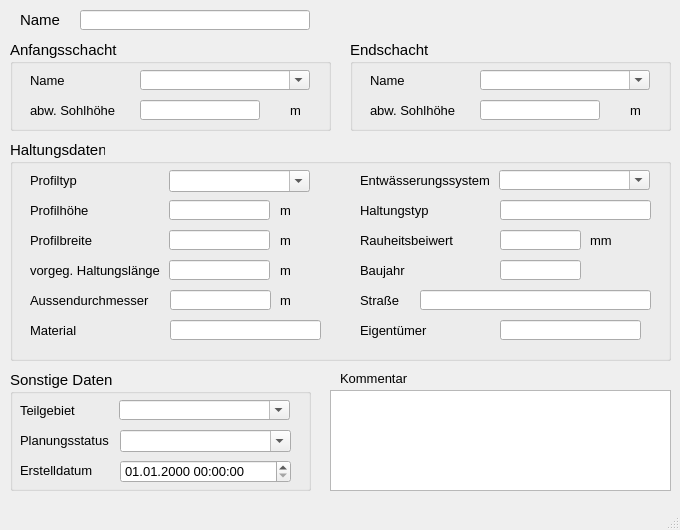
Before: the Qt Designer form qkan/forms/qkan_hregler.ui in SonkeHoffmann/QKan-1, drawn with Qt 5.
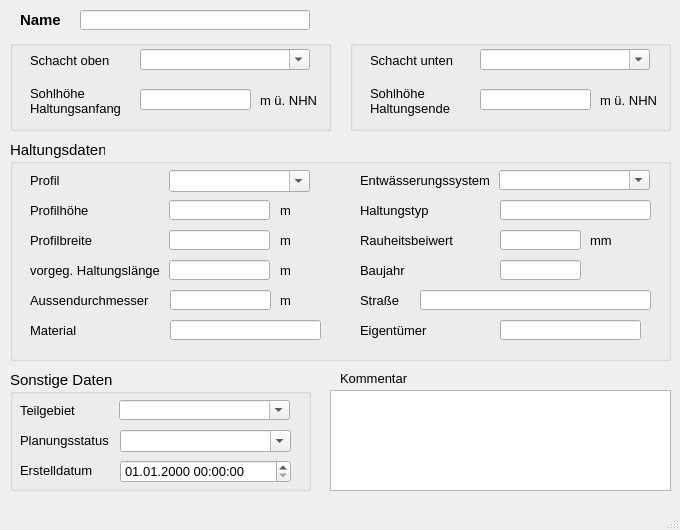
After: the same form once the commit is applied. Custom widgets are drawn as their Qt base class.

What changed in the file:
```diff
--- a/qkan/forms/qkan_hregler.ui
+++ b/qkan/forms/qkan_hregler.ui
@@ -52,7 +52,7 @@
      <rect>
       <x>20</x>
       <y>10</y>
-      <width>40</width>
+      <width>51</width>
       <height>20</height>
      </rect>
     </property>
@@ -60,6 +60,8 @@
      <font>
       <family>Tahoma</family>
       <pointsize>11</pointsize>
+      <weight>75</weight>
+      <bold>true</bold>
      </font>
     </property>
     <property name="text">
@@ -145,15 +147,15 @@
      </font>
     </property>
     <property name="title">
-     <string>Endschacht</string>
+     <string/>
     </property>
     <widget class="QLineEdit" name="sohleunten">
      <property name="geometry">
       <rect>
        <x>130</x>
-       <y>60</y>
-       <width>120</width>
-       <height>20</height>
+       <y>49</y>
+       <width>111</width>
+       <height>21</height>
       </rect>
      </property>
      <property name="font">
@@ -173,8 +175,8 @@
      <property name="geometry">
       <rect>
        <x>20</x>
-       <y>30</y>
-       <width>71</width>
+       <y>10</y>
+       <width>91</width>
        <height>21</height>
       </rect>
      </property>
@@ -185,16 +187,16 @@
       </font>
      </property>
      <property name="text">
-      <string>Name</string>
+      <string>Schacht unten</string>
      </property>
     </widget>
     <widget class="QLabel" name="label_8">
      <property name="geometry">
       <rect>
        <x>20</x>
-       <y>60</y>
+       <y>40</y>
        <width>101</width>
-       <height>21</height>
+       <height>41</height>
       </rect>
      </property>
      <property name="font">
@@ -204,15 +206,16 @@
       </font>
      </property>
      <property name="text">
-      <string>abw. Sohlhöhe</string>
+      <string>Sohlhöhe
+Haltungsende</string>
      </property>
     </widget>
     <widget class="QLabel" name="label_15">
      <property name="geometry">
       <rect>
-       <x>280</x>
-       <y>60</y>
-       <width>21</width>
+       <x>250</x>
+       <y>50</y>
+       <width>61</width>
        <height>21</height>
       </rect>
      </property>
@@ -223,16 +226,16 @@
       </font>
      </property>
      <property name="text">
-      <string>m</string>
+      <string>m ü. NHN</string>
      </property>
     </widget>
     <widget class="QComboBox" name="schunten">
      <property name="geometry">
       <rect>
        <x>130</x>
-       <y>30</y>
+       <y>9</y>
        <width>170</width>
-       <height>20</height>
+       <height>21</height>
       </rect>
      </property>
      <property name="font">
@@ -268,13 +271,13 @@
      </font>
     </property>
     <property name="title">
-     <string>Anfangsschacht</string>
+     <string/>
     </property>
     <widget class="QLabel" name="label_3">
      <property name="geometry">
       <rect>
        <x>20</x>
-       <y>30</y>
+       <y>10</y>
        <width>91</width>
        <height>21</height>
       </rect>
@@ -286,16 +289,16 @@
       </font>
      </property>
      <property name="text">
-      <string>Name</string>
+      <string>Schacht oben</string>
      </property>
     </widget>
     <widget class="QLabel" name="label_5">
      <property name="geometry">
       <rect>
        <x>20</x>
-       <y>60</y>
+       <y>40</y>
        <width>91</width>
-       <height>21</height>
+       <height>41</height>
       </rect>
      </property>
      <property name="font">
@@ -305,15 +308,16 @@
       </font>
      </property>
      <property name="text">
-      <string>abw. Sohlhöhe</string>
+      <string>Sohlhöhe
+Haltungsanfang</string>
      </property>
     </widget>
     <widget class="QLabel" name="label_14">
      <property name="geometry">
       <rect>
-       <x>280</x>
-       <y>60</y>
-       <width>21</width>
+       <x>250</x>
+       <y>50</y>
+       <width>61</width>
        <height>21</height>
       </rect>
      </property>
@@ -324,16 +328,16 @@
       </font>
      </property>
      <property name="text">
-      <string>m</string>
+      <string>m ü. NHN</string>
      </property>
     </widget>
     <widget class="QComboBox" name="schoben">
      <property name="geometry">
       <rect>
        <x>130</x>
-       <y>30</y>
+       <y>9</y>
        <width>170</width>
-       <height>20</height>
+       <height>21</height>
       </rect>
      </property>
      <property name="font">
@@ -356,9 +360,9 @@
      <property name="geometry">
       <rect>
        <x>130</x>
-       <y>60</y>
-       <width>120</width>
-       <height>20</height>
+       <y>49</y>
+       <width>111</width>
+       <height>21</height>
       </rect>
      </property>
      <property name="font">
@@ -538,7 +542,7 @@
       </font>
      </property>
      <property name="text">
-      <string>Profiltyp</string>
+      <string>Profil</string>
      </property>
     </widget>
     <widget class="QLabel" name="label_17">
```
Left out of the diff: 42 changed lines with no effect on the pictures.
